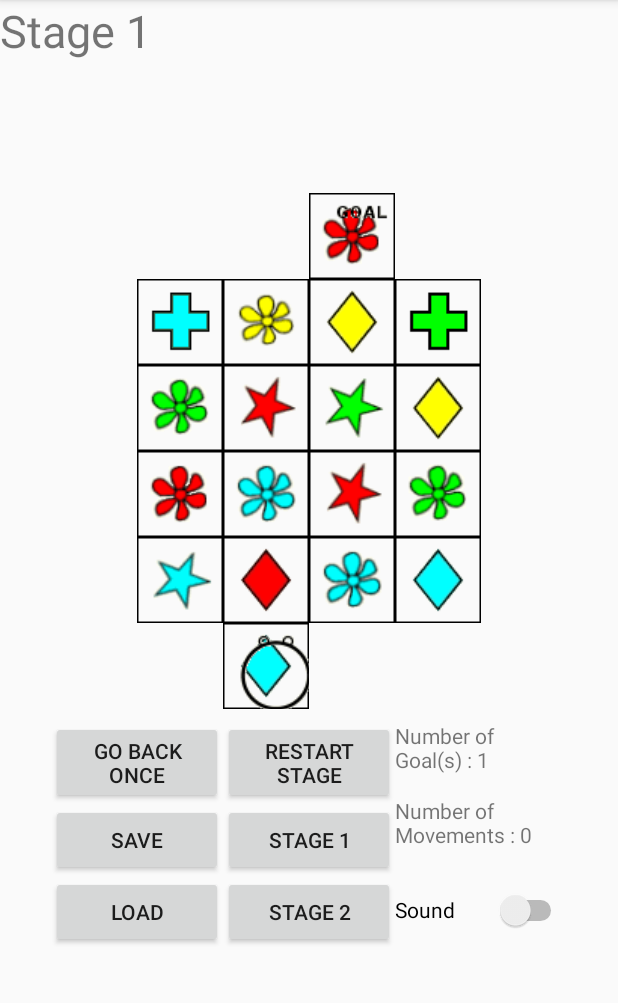
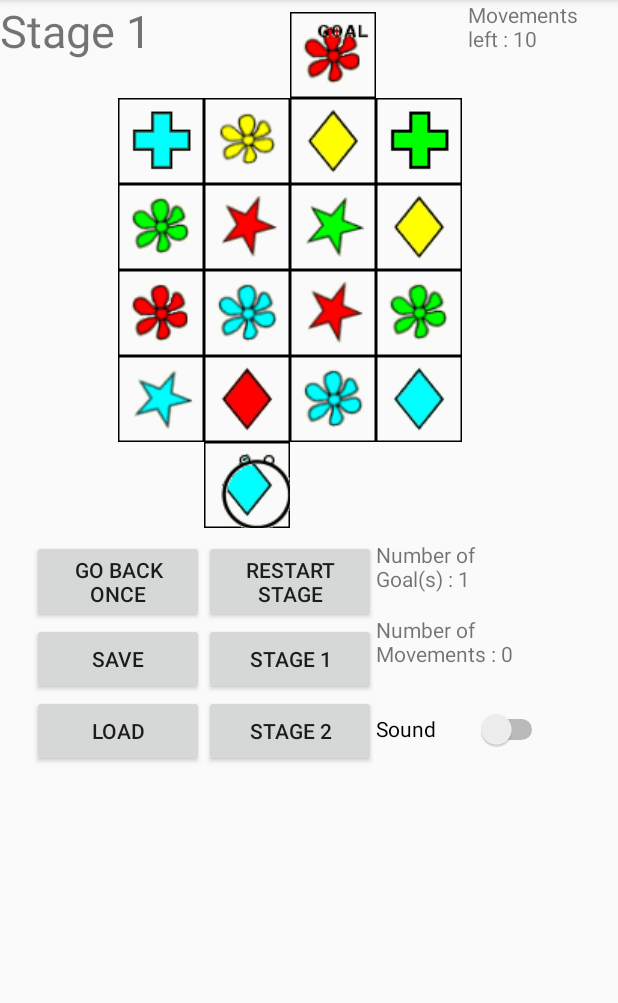
Before and after one commit to SnowNooDLe/BCPR282_Eyeball_Maze, an Android app: the screen it shows after launch (MainActivity), after a tap on "GAME START (STAGE 1)", on a phone screen of 412 x 824 dp, the part 84-1087 px from its top. Run offline under Robolectric (Android 15) with nearby library versions, the phone set to English and light mode, and no system bars; our stand-ins replace Firebase (no records; nobody signed in at launch, a user with empty details on screens opened directly).

Commit message:
Added Extra View Feature 5 Full working version 3.0

```diff
--- a/app/src/main/java/dos0311/ara/ac/nz/eyeballmaze/MainActivity.java
+++ b/app/src/main/java/dos0311/ara/ac/nz/eyeballmaze/MainActivity.java
@@ -36,7 +36,7 @@ public class MainActivity extends AppCompatActivity {
     private Board board;
     private ImageView[][] imageViews = new ImageView[6][6];
     private int[][] imageSrcs = new int[6][6];
-    private TextView textViewForGoal, textViewForMovements, textViewForStage;
+    private TextView textViewForGoal, textViewForMovements, textViewForStage, textViewForMovementsLeft;
 
     private Player eyeball;
 //  It means game is not finished yet if it is true.
@@ -45,10 +45,8 @@ public class MainActivity extends AppCompatActivity {
     private int errorCount = 0;
 
 //  for loading & saving game
-    private int currentStage, currentNumOfMovements, currentNumOfGoals, currentEyeballRowPosition, currentEyeballColPosition;
-    private String currentDirection;
-    private Point[] currentMovementHistory;
-    private String[] currentDirectionHistory;
+    private int currentStage ;
+
 //  Time to launch the another activity
     private static int TIME_OUT = 1500;
 //  To store values into those array from DB.
@@ -59,6 +57,9 @@ public class MainActivity extends AppCompatActivity {
     private MediaPlayer bgm, lost_case_sound, won_case_sound;
 //    to notify whether game is been saved in firebase
     private boolean gameIsSaved;
+
+    private static int MOVEMENT_LIMIT_STATIC = 10;
+    private int movement_limit = 10;
 
     @Override
     protected void onCreate(Bundle savedInstanceState) {
@@ -89,6 +90,7 @@ public class MainActivity extends AppCompatActivity {
         textViewForGoal = findViewById(R.id.textViewGoals);
         textViewForMovements = findViewById(R.id.textViewMovements);
         textViewForStage = findViewById(R.id.stageIndicator);
+        textViewForMovementsLeft = findViewById(R.id.movementsLeftIndicator);
 //      As when game starts, it will always start with stage 1
         startGameStageOne();
     }
@@ -148,11 +150,7 @@ public class MainActivity extends AppCompatActivity {
         board.setGoal(0, 3);
         eyeball = new Player(5,2, board);
 
-//      Task 12. Display the number of goals to do
-        textViewForGoal.setText(getString(R.string.number_of_goals, board.getGoals()));
-//       Task 13. Display move counts
-        textViewForMovements.setText(getString(R.string.number_of_movements, eyeball.getCurrentMoveCount()));
-
+        textViewSetup();
 //        for image
         setGoalInMaze(0,3);
         setPlayerInMaze(5,2);
@@ -207,10 +205,7 @@ public class MainActivity extends AppCompatActivity {
         board.setGoal(0, 3);
         eyeball = new Player(5,2, board);
 
-//      Task 12. Display the number of goals to do
-        textViewForGoal.setText(getString(R.string.number_of_goals, board.getGoals()));
-//       Task 13. Display move counts
-        textViewForMovements.setText(getString(R.string.number_of_movements, eyeball.getCurrentMoveCount()));
+        textViewSetup();
 
 //      for image
         setGoalInMaze(0,3);
@@ -234,6 +229,15 @@ public class MainActivity extends AppCompatActivity {
         textViewForStage.setText(R.string.stage_two_choose);
         currentStage = 2;
         stageTwoSetup();
+    }
+
+    public void textViewSetup(){
+//      Task 12. Display the number of goals to do
+        textViewForGoal.setText(getString(R.string.number_of_goals, board.getGoals()));
+//       Task 13. Display move counts
+        textViewForMovements.setText(getString(R.string.number_of_movements, eyeball.getCurrentMoveCount()));
+
+        textViewForMovementsLeft.setText(getString(R.string.movements_left, movement_limit));
     }
 
 //    Extra View Feature 3, choose stages via button click
@@ -311,8 +315,10 @@ public class MainActivity extends AppCompatActivity {
 //              recording direction
                 eyeball.recordDirectionHisory();
 
-//              updating movements display
+
+//              updating textviews display
                 textViewForMovements.setText(getString(R.string.number_of_movements, eyeball.getCurrentMoveCount()));
+                textViewForMovementsLeft.setText(getString(R.string.movements_left, movement_limit - eyeball.getCurrentMoveCount()));
             } else {
 //                Extra View Feature 2, getting X sign on the block that user cannot go.
                 Bitmap image1 = BitmapFactory.decodeResource(getResources(), imageSrcs[targetRow][targetCol]);
@@ -346,7 +352,7 @@ public class MainActivity extends AppCompatActivity {
             }
 
 //           checking movements to decide whether game should be over or not
-            if (eyeball.getCurrentMoveCount() > 10){
+            if (eyeball.getCurrentMoveCount() > MOVEMENT_LIMIT_STATIC){
 //               Task 16, playing lost sound
                 lost_case_sound = MediaPlayer.create(MainActivity.this,R.raw.lost_sound);
                 lost_case_sound.start();
@@ -472,6 +478,7 @@ public class MainActivity extends AppCompatActivity {
 
 //              update the number of movements as well
                 textViewForMovements.setText(getString(R.string.number_of_movements, eyeball.getCurrentMoveCount()));
+                textViewForMovementsLeft.setText(getString(R.string.movements_left, movement_limit - eyeball.getCurrentMoveCount()));
             }
 
         } else {
--- a/app/src/main/res/layout/activity_main.xml
+++ b/app/src/main/res/layout/activity_main.xml
@@ -4,25 +4,43 @@
     xmlns:tools="http://schemas.android.com/tools"
     android:layout_width="match_parent"
     android:layout_height="match_parent"
-    tools:context=".MainActivity">
+    tools:context=".MainActivity"
+    tools:layout_editor_absoluteY="81dp">
+
+    <RelativeLayout
+        android:id="@+id/linearLayout2"
+        android:layout_width="0dp"
+        android:layout_height="0dp"
+        app:layout_constraintBottom_toBottomOf="parent"
+        app:layout_constraintEnd_toEndOf="parent"
+        app:layout_constraintStart_toStartOf="parent"
+        app:layout_constraintTop_toTopOf="parent">
 
         <TextView
             android:id="@+id/stageIndicator"
             android:layout_width="wrap_content"
             android:layout_height="wrap_content"
+            android:layout_alignParentLeft="true"
             android:text="@string/stage_one_choose"
             android:textSize="30sp" />
+
+        <TextView
+            android:id="@+id/movementsLeftIndicator"
+            android:layout_width="100dp"
+            android:layout_height="wrap_content"
+            android:layout_alignParentRight="true"
+            android:text="@string/movements_left" />
+    </RelativeLayout>
 
     <LinearLayout
         android:id="@+id/linearLayout5"
         android:layout_width="wrap_content"
         android:layout_height="wrap_content"
-        android:layout_marginBottom="8dp"
+        android:layout_marginStart="13dp"
+        android:layout_marginLeft="13dp"
         android:orientation="vertical"
-        app:layout_constraintBottom_toBottomOf="parent"
-        app:layout_constraintEnd_toEndOf="parent"
-        app:layout_constraintStart_toStartOf="parent"
-        app:layout_constraintTop_toTopOf="parent">
+        app:layout_constraintStart_toStartOf="@+id/linearLayout2"
+        app:layout_constraintTop_toTopOf="@+id/linearLayout2">
 
         <TableLayout
             android:id="@+id/tableLayout"
--- a/app/src/main/res/values/strings.xml
+++ b/app/src/main/res/values/strings.xml
@@ -15,5 +15,6 @@
     <string name="stage_two_choose">Stage 2</string>
     <string name="number_of_goals">Number of Goal(s) : %1$d</string>
     <string name="number_of_movements">Number of Movements : %1$d</string>
+    <string name="movements_left">Movements left : %1$d</string>
 
 </resources>
```
Lines whose indentation alone changed are shown as unchanged.
